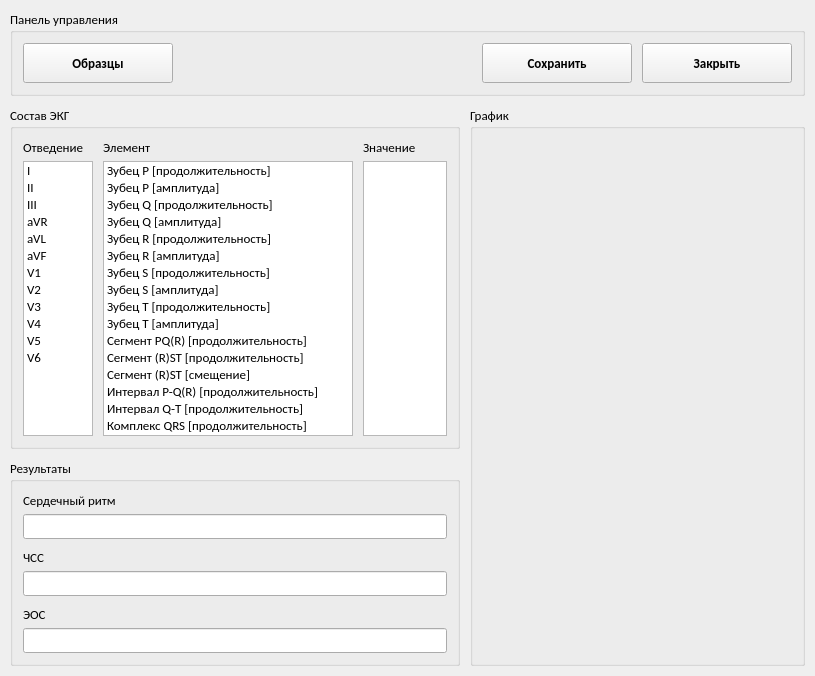
Above: ui/ecg_simulator_window.ui from WeeIIer/ECG-monitoring-system before the change. Below: the same form after it.
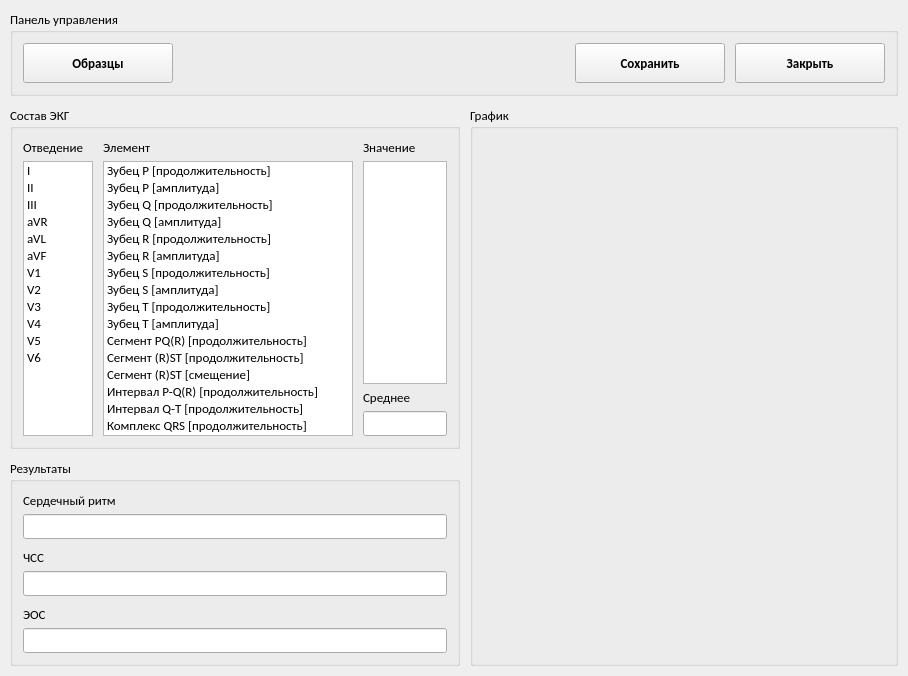
That is the form after the change.

Commit message: feat: add average of ECG element in simulator

What changed in the file:
```diff
--- a/ui/ecg_simulator_window.ui
+++ b/ui/ecg_simulator_window.ui
@@ -6,7 +6,7 @@
    <rect>
     <x>0</x>
     <y>0</y>
-    <width>815</width>
+    <width>908</width>
     <height>676</height>
    </rect>
   </property>
@@ -464,7 +464,12 @@
                <number>5</number>
               </property>
               <item>
-               <widget class="QLabel" name="label_21">
+               <layout class="QVBoxLayout" name="verticalLayout_30">
+                <property name="spacing">
+                 <number>5</number>
+                </property>
+                <item>
+                 <widget class="QLabel" name="label_23">
                 <property name="text">
                  <string>Значение</string>
                 </property>
@@ -479,6 +484,38 @@
                  </size>
                 </property>
                </widget>
+                </item>
+               </layout>
+              </item>
+              <item>
+               <layout class="QVBoxLayout" name="verticalLayout_29">
+                <property name="spacing">
+                 <number>5</number>
+                </property>
+                <item>
+                 <widget class="QLabel" name="label_22">
+                  <property name="text">
+                   <string>Среднее</string>
+                  </property>
+                 </widget>
+                </item>
+                <item>
+                 <widget class="QLineEdit" name="edit_average_ecg_info">
+                  <property name="minimumSize">
+                   <size>
+                    <width>0</width>
+                    <height>21</height>
+                   </size>
+                  </property>
+                  <property name="contextMenuPolicy">
+                   <enum>Qt::NoContextMenu</enum>
+                  </property>
+                  <property name="readOnly">
+                   <bool>true</bool>
+                  </property>
+                 </widget>
+                </item>
+               </layout>
               </item>
              </layout>
             </item>
```
Lines whose indentation alone changed are shown as unchanged. The commit also changes 2 other files.
